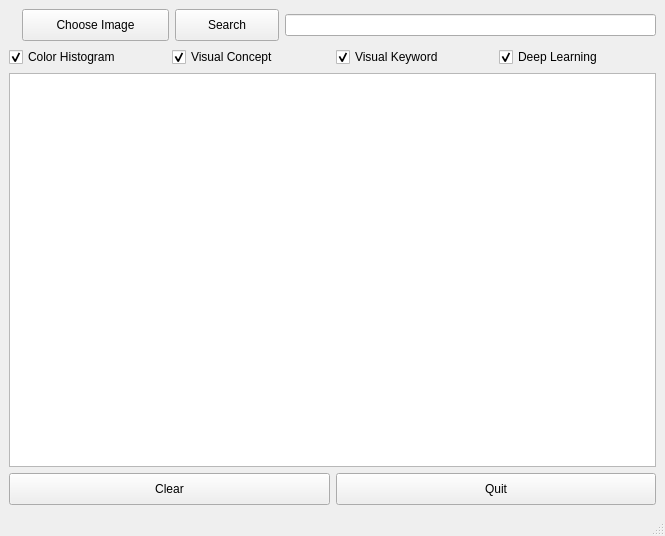
Before: the Qt Designer form ImageSearchUI.ui in bingoyahoo/cs2108assignment1, drawn with Qt 5.
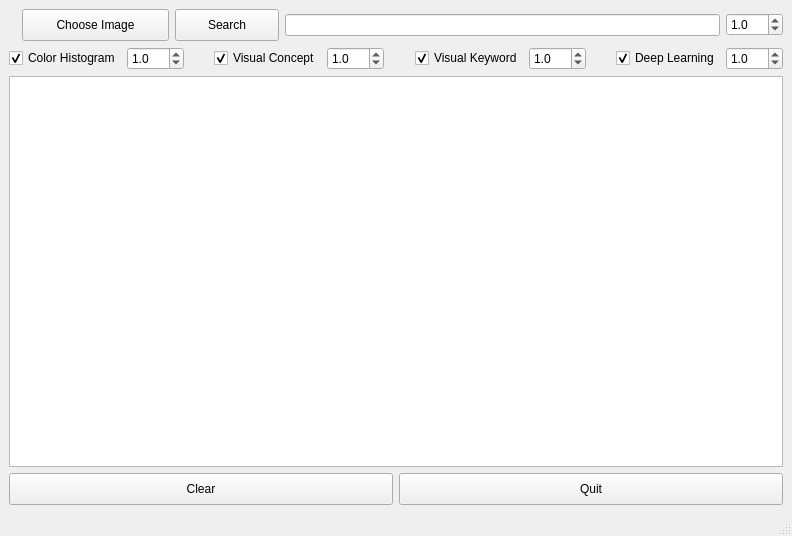
After: the same form once the commit is applied. Icons and pictures are not drawn.

Diff of the .ui file:
```diff
--- a/ImageSearchUI.ui
+++ b/ImageSearchUI.ui
@@ -6,7 +6,7 @@
    <rect>
     <x>0</x>
     <y>0</y>
-    <width>665</width>
+    <width>792</width>
     <height>536</height>
    </rect>
   </property>
@@ -71,6 +71,19 @@
       <item>
        <widget class="QLineEdit" name="tags_search"/>
       </item>
+      <item>
+       <widget class="QDoubleSpinBox" name="doubleSpinBoxText">
+        <property name="decimals">
+         <number>1</number>
+        </property>
+        <property name="singleStep">
+         <double>0.500000000000000</double>
+        </property>
+        <property name="value">
+         <double>1.000000000000000</double>
+        </property>
+       </widget>
+      </item>
      </layout>
     </item>
     <item>
@@ -88,6 +101,32 @@
         </property>
        </widget>
       </item>
+      <item>
+       <widget class="QDoubleSpinBox" name="doubleSpinBoxColorHist">
+        <property name="decimals">
+         <number>1</number>
+        </property>
+        <property name="singleStep">
+         <double>0.500000000000000</double>
+        </property>
+        <property name="value">
+         <double>1.000000000000000</double>
+        </property>
+       </widget>
+      </item>
+      <item>
+       <spacer name="horizontalSpacer">
+        <property name="orientation">
+         <enum>Qt::Horizontal</enum>
+        </property>
+        <property name="sizeHint" stdset="0">
+         <size>
+          <width>40</width>
+          <height>20</height>
+         </size>
+        </property>
+       </spacer>
+      </item>
       <item>
        <widget class="QCheckBox" name="checkBoxVisualConcept">
         <property name="enabled">
@@ -104,6 +143,32 @@
         </property>
        </widget>
       </item>
+      <item>
+       <widget class="QDoubleSpinBox" name="doubleSpinBoxVisualConcept">
+        <property name="decimals">
+         <number>1</number>
+        </property>
+        <property name="singleStep">
+         <double>0.500000000000000</double>
+        </property>
+        <property name="value">
+         <double>1.000000000000000</double>
+        </property>
+       </widget>
+      </item>
+      <item>
+       <spacer name="horizontalSpacer_2">
+        <property name="orientation">
+         <enum>Qt::Horizontal</enum>
+        </property>
+        <property name="sizeHint" stdset="0">
+         <size>
+          <width>40</width>
+          <height>20</height>
+         </size>
+        </property>
+       </spacer>
+      </item>
       <item>
        <widget class="QCheckBox" name="checkBoxVisualKeyword">
         <property name="enabled">
@@ -120,6 +185,32 @@
         </property>
        </widget>
       </item>
+      <item>
+       <widget class="QDoubleSpinBox" name="doubleSpinBoxVisualKeyword">
+        <property name="decimals">
+         <number>1</number>
+        </property>
+        <property name="singleStep">
+         <double>0.500000000000000</double>
+        </property>
+        <property name="value">
+         <double>1.000000000000000</double>
+        </property>
+       </widget>
+      </item>
+      <item>
+       <spacer name="horizontalSpacer_3">
+        <property name="orientation">
+         <enum>Qt::Horizontal</enum>
+        </property>
+        <property name="sizeHint" stdset="0">
+         <size>
+          <width>40</width>
+          <height>20</height>
+         </size>
+        </property>
+       </spacer>
+      </item>
       <item>
        <widget class="QCheckBox" name="checkBoxDeepLearning">
         <property name="enabled">
@@ -133,6 +224,19 @@
         </property>
        </widget>
       </item>
+      <item>
+       <widget class="QDoubleSpinBox" name="doubleSpinBoxDeepLearning">
+        <property name="decimals">
+         <number>1</number>
+        </property>
+        <property name="singleStep">
+         <double>0.500000000000000</double>
+        </property>
+        <property name="value">
+         <double>1.000000000000000</double>
+        </property>
+       </widget>
+      </item>
      </layout>
     </item>
     <item>
@@ -168,7 +272,7 @@
        <enum>QListView::Adjust</enum>
       </property>
       <property name="spacing">
-       <number>100</number>
+       <number>150</number>
       </property>
       <property name="viewMode">
        <enum>QListView::IconMode</enum>
```
Left out of the diff: 4 changed lines with no effect on the pictures.
